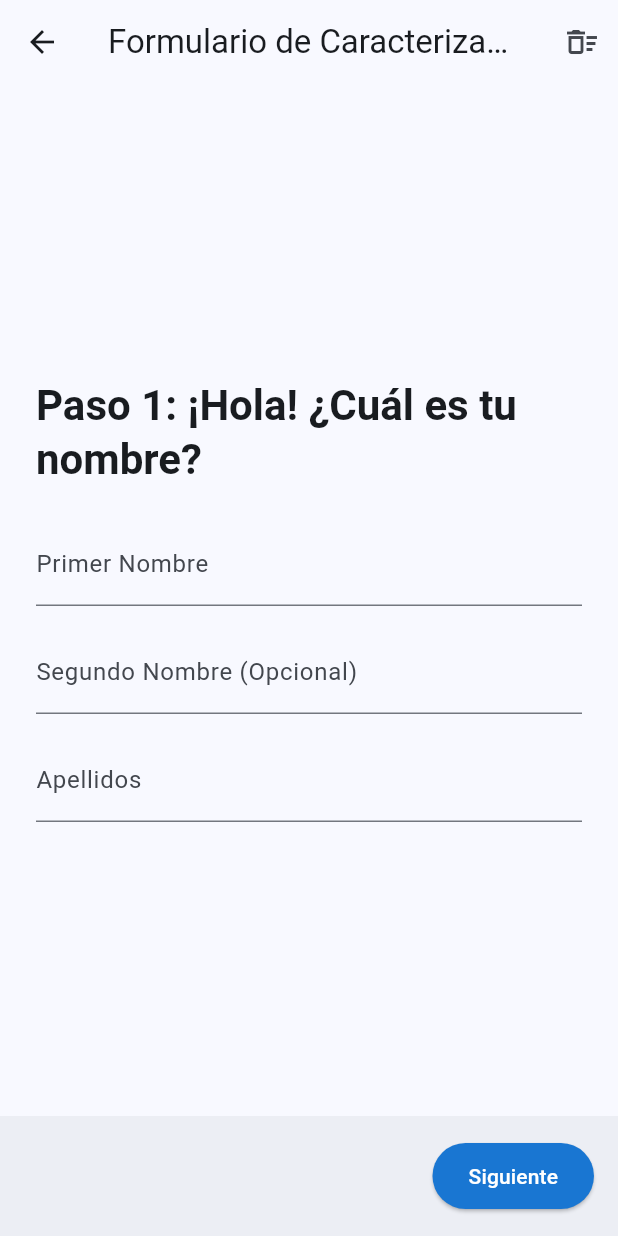
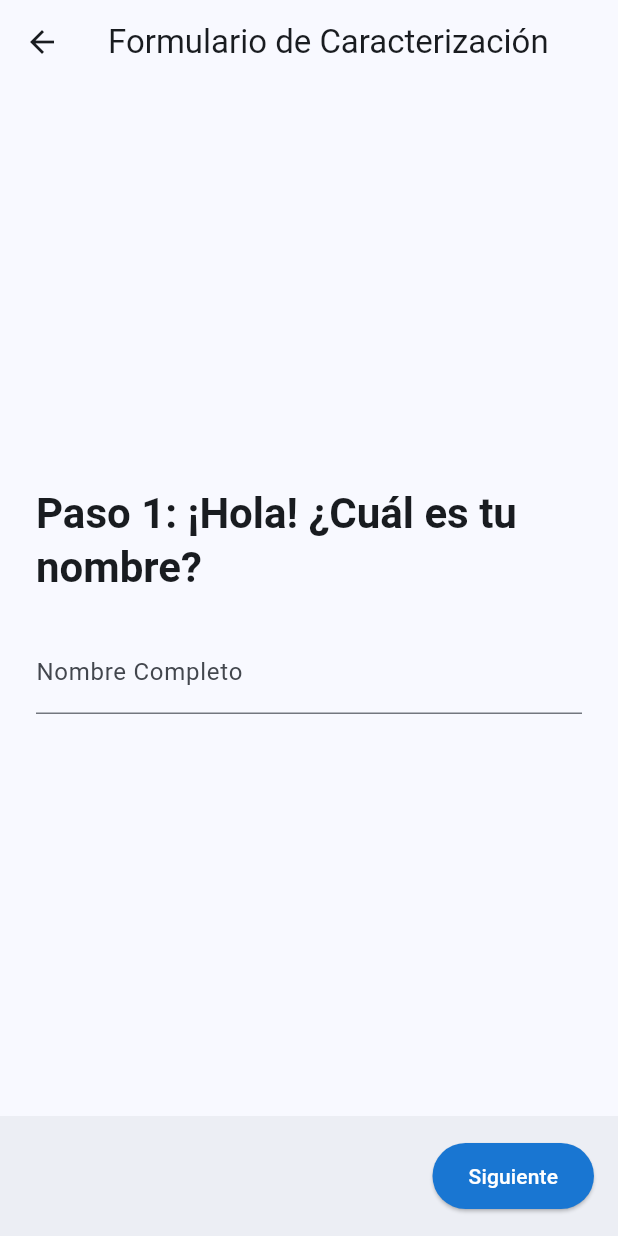
Before and after one commit to danielelgary/form_gemini_tutorial, a Flutter app: the ComplexFormPage screen opened directly, after a tap on "Siguiente", on a phone screen of 412 x 824 dp. Run offline on Flutter 3.47's test engine with Material 3 defaults, Android fonts, the phone set to English and light mode, and no system bars; drawn by our look-alikes of flutter_form_builder; our stand-ins replace form_builder_validators.

Commit message:
Cambios temporales

```diff
--- a/lib/features/complex_form/controller/form_controller.dart
+++ b/lib/features/complex_form/controller/form_controller.dart
@@ -1,10 +1,7 @@
 // lib/features/complex_form/controller/form_controller.dart
-import 'dart:convert';
 import 'package:flutter/material.dart';
 import 'package:flutter_form_builder/flutter_form_builder.dart';
-import 'package:form_gemini_tutorial/features/complex_form/view/submission_result_page.dart';
-import '../model/service_model.dart';
-import 'package:shared_preferences/shared_preferences.dart';
+import '../model/service_model.dart'; // Asegúrate de que este import sea correcto
 
 class CharacterizationFormController with ChangeNotifier {
   final formKey = GlobalKey<FormBuilderState>();
@@ -15,145 +12,44 @@ class CharacterizationFormController with ChangeNotifier {
 
   List<ServiceModel> services = [];
   bool? isInReps;
-  bool isLoading = false;
-
-  // Clave para guardar en SharedPreferences
-  static const String _draftKey = 'form_draft';
 
   CharacterizationFormController() {
-    _loadDraft(); // Intentamos cargar un borrador al iniciar
     pageController.addListener(() {
       final newPage = pageController.page?.round() ?? 0;
       if (newPage != _currentPage) {
         _currentPage = newPage;
         notifyListeners();
-        _saveDraft(); // Guardamos el progreso al cambiar de página
       }
     });
-  }
-
-  // --- LÓGICA DE PERSISTENCIA DE ESTADO ---
-
-  Future<void> _saveDraft() async {
-    if (formKey.currentState == null) return;
-
-    formKey.currentState!.save();
-    final formData = formKey.currentState!.value;
-
-    final draftData = {
-      'currentPage': _currentPage,
-      'formData': formData,
-      'services': services.map((s) => {
-        'nombre': s.nombre,
-        'modalidad': s.modalidad,
-        'infraestructura': {
-          'departamento': s.infraestructura.departamento,
-          'ciudad': s.infraestructura.ciudad,
-          'direccion': s.infraestructura.direccion,
-          'disposicionLocativa': s.infraestructura.disposicionLocativa,
-          'tieneRetie': s.infraestructura.tieneRetie,
-          'capacidadInstalada': s.infraestructura.capacidadInstalada.map((c) => {'tipo': c.tipo, 'finalidad': c.finalidad}).toList(),
-        }
-      }).toList(),
-    };
-
-    final prefs = await SharedPreferences.getInstance();
-    await prefs.setString(_draftKey, json.encode(draftData));
-    print("Borrador guardado.");
-  }
-
-  Future<void> _loadDraft() async {
-    final prefs = await SharedPreferences.getInstance();
-    final draftString = prefs.getString(_draftKey);
-
-    if (draftString != null) {
-      final draftData = json.decode(draftString);
-
-      // Cargamos los servicios
-      if (draftData['services'] != null) {
-        services = (draftData['services'] as List).map((s) => ServiceModel(
-          nombre: s['nombre'],
-          modalidad: s['modalidad'],
-          infraestructura: Infraestructura(
-            departamento: s['infraestructura']['departamento'],
-            ciudad: s['infraestructura']['ciudad'],
-            direccion: s['infraestructura']['direccion'],
-            disposicionLocativa: s['infraestructura']['disposicionLocativa'],
-            tieneRetie: s['infraestructura']['tieneRetie'],
-            capacidad: (s['infraestructura']['capacidadInstalada'] as List).map((c) => CapacidadInstalada(tipo: c['tipo'], finalidad: c['finalidad'])).toList(),
-          ),
-        )).toList();
-      }
-
-      // Cargamos los datos del formulario
-      if (draftData['formData'] != null) {
-        formKey.currentState?.patchValue(draftData['formData']);
-        isInReps = formKey.currentState?.fields['isInReps']?.value;
-      }
-
-      // Navegamos a la página guardada
-      if (draftData['currentPage'] != null && pageController.hasClients) {
-        pageController.jumpToPage(draftData['currentPage']);
-      }
-
-      print("Borrador cargado.");
-      notifyListeners();
-    }
-  }
-
-  Future<void> clearDraft() async {
-    final prefs = await SharedPreferences.getInstance();
-    await prefs.remove(_draftKey);
-
-    // Reseteamos el estado
-    services.clear();
-    isInReps = null;
-    formKey.currentState?.reset();
-    if (pageController.hasClients) {
-      pageController.jumpToPage(0);
-    }
-    print("Borrador eliminado.");
-    notifyListeners();
-  }
-
-  // --- MÉTODOS EXISTENTES ---
-
-  void onFieldChanged() {
-    notifyListeners();
-    _saveDraft(); // Guardamos el progreso al cambiar un campo
   }
 
   void setIsInReps(bool? value) {
     if (isInReps != value) {
       isInReps = value;
       notifyListeners();
-      _saveDraft();
     }
   }
 
   void addService(ServiceModel service) {
     services.add(service);
     notifyListeners();
-    _saveDraft();
   }
 
   void removeService(ServiceModel service) {
     services.remove(service);
     notifyListeners();
-    _saveDraft();
   }
 
   void updateService(int index, ServiceModel service) {
     if (index >= 0 && index < services.length) {
       services[index] = service;
       notifyListeners();
-      _saveDraft();
     }
   }
 
   void nextPage() {
     if (formKey.currentState?.saveAndValidate(focusOnInvalid: false) ?? false) {
-       pageController.nextPage(
+      pageController.nextPage(
         duration: const Duration(milliseconds: 300),
         curve: Curves.easeIn,
       );
@@ -167,18 +63,28 @@ class CharacterizationFormController with ChangeNotifier {
     );
   }
 
-  Future<void> submitForm(BuildContext context) async {
-    // ... (La lógica de construcción del JSON se mantiene igual)
-    // ...
-    // Al final, después del éxito, limpiamos el borrador.
-    try {
-      // ... (tu lógica de envío)
-      await clearDraft(); // Limpia el borrador después de un envío exitoso
-      Navigator.of(context).push(MaterialPageRoute(
-        builder: (_) => const SubmissionResultPage(success: true, message: 'Tu caracterización ha sido registrada correctamente.'),
-      ));
-    } catch (e) {
-      // ... (tu manejo de errores)
+  Future<void> submitForm() async {
+    if (formKey.currentState?.saveAndValidate(focusOnInvalid: false) ?? false) {
+      final formData = formKey.currentState!.value;
+      print("--- FORMULARIO A ENVIAR ---");
+      print("Datos principales:");
+      print(formData);
+      print("--- Servicios Añadidos (${services.length}) ---");
+      for (var service in services) {
+        print("- Servicio: ${service.nombre}");
+        print("  Modalidad: ${service.modalidad}");
+        print("  Infraestructura: ${service.infraestructura.direccion}");
+        print("  Capacidad: ${service.infraestructura.capacidadInstalada.length} items");
+      }
+      print("--------------------------");
+    } else {
+      print("El formulario contiene errores.");
     }
   }
+
+  @override
+  void dispose() {
+    pageController.dispose();
+    super.dispose();
+  }
 }
--- a/lib/features/complex_form/model/service_model.dart
+++ b/lib/features/complex_form/model/service_model.dart
@@ -1,5 +1,6 @@
 // lib/features/complex_form/model/service_model.dart
 
+// Modelo para la capacidad instalada (consultorios, salas, etc.)
 class CapacidadInstalada {
   String tipo; // "consultorio" o "sala"
   String finalidad;
@@ -16,12 +17,18 @@ class CapacidadInstalada {
   }
 }
 
+// Modelo para la Sede (ahora llamada Infraestructura para coincidir con el JSON)
 class Infraestructura {
+  // Paso 9: Ubicación
   String departamento;
   String ciudad;
   String direccion;
-  String disposicionLocativa;
+
+  // Paso 10: Detalles
+  String disposicionLocativa; // 'primer_piso', 'segundo_piso_o_mas'
   bool tieneRetie;
+
+  // Paso 11: Capacidad Instalada
   List<CapacidadInstalada> capacidadInstalada;
 
   Infraestructura({
@@ -39,8 +46,9 @@ class Infraestructura {
   }
 }
 
+// El modelo principal que representa un Servicio completo
 class ServiceModel {
-  String nombre;
+  String nombre; // 'Atención de urgencias', 'Consulta externa', etc.
   String modalidad;
   Infraestructura infraestructura;
 
--- a/lib/features/complex_form/view/complex_form_page.dart
+++ b/lib/features/complex_form/view/complex_form_page.dart
@@ -3,14 +3,15 @@ import 'package:flutter/material.dart';
 import 'package:flutter_form_builder/flutter_form_builder.dart';
 import 'package:form_builder_validators/form_builder_validators.dart';
 import 'package:form_gemini_tutorial/features/complex_form/controller/form_controller.dart';
+// Importaremos esta página en el siguiente paso, el error aquí es temporal.
 import 'package:form_gemini_tutorial/features/complex_form/view/services_section_page.dart';
 import 'package:provider/provider.dart';
 
-// ... (El widget SimpleQuestionPage se mantiene igual)
+// Widget genérico para una página de pregunta simple, para mantener el código limpio
 class SimpleQuestionPage extends StatelessWidget {
   final String title;
-  final List<Widget> formFields;
-  const SimpleQuestionPage({super.key, required this.title, required this.formFields});
+  final Widget formField;
+  const SimpleQuestionPage({super.key, required this.title, required this.formField});
 
   @override
   Widget build(BuildContext context) {
@@ -22,13 +23,12 @@ class SimpleQuestionPage extends StatelessWidget {
         children: [
           Text(title, style: Theme.of(context).textTheme.headlineMedium?.copyWith(fontWeight: FontWeight.bold)),
           const SizedBox(height: 24),
-          ...formFields,
+          formField,
         ],
       ),
     );
   }
 }
-
 
 class ComplexFormPage extends StatelessWidget {
   const ComplexFormPage({super.key});
@@ -41,70 +41,49 @@ class ComplexFormPage extends StatelessWidget {
         appBar: AppBar(
           title: const Text("Formulario de Caracterización"),
           scrolledUnderElevation: 0,
-          // --- ¡NUEVO! Botón para limpiar el borrador ---
-          actions: [
-            Consumer<CharacterizationFormController>(
-              builder: (context, controller, child) {
-                return IconButton(
-                  icon: const Icon(Icons.delete_sweep_outlined),
-                  tooltip: "Empezar de Nuevo",
-                  onPressed: () {
-                    showDialog(
-                      context: context,
-                      builder: (dialogContext) => AlertDialog(
-                        title: const Text("¿Empezar de Nuevo?"),
-                        content: const Text("Se borrará todo el progreso que has guardado en este formulario."),
-                        actions: [
-                          TextButton(
-                            child: const Text("Cancelar"),
-                            onPressed: () => Navigator.of(dialogContext).pop(),
-                          ),
-                          TextButton(
-                            child: const Text("Sí, empezar de nuevo"),
-                            onPressed: () {
-                              controller.clearDraft();
-                              Navigator.of(dialogContext).pop();
-                            },
-                          ),
-                        ],
-                      ),
-                    );
-                  },
-                );
-              },
-            ),
-          ],
         ),
-        // ... (El resto del widget se mantiene exactamente igual)
         body: Consumer<CharacterizationFormController>(
           builder: (context, controller, child) {
+            // La lista de páginas ahora es una lista de widgets de sección
             final pages = [
-              // ... (la definición de tus páginas)
               SimpleQuestionPage(
                 title: "Paso 1: ¡Hola! ¿Cuál es tu nombre?",
-                formFields: [
-                  FormBuilderTextField(name: 'first_name', decoration: const InputDecoration(labelText: 'Primer Nombre'), validator: FormBuilderValidators.required(), onChanged: (_) => controller.onFieldChanged()),
-                  const SizedBox(height: 16),
-                  FormBuilderTextField(name: 'middle_name', decoration: const InputDecoration(labelText: 'Segundo Nombre (Opcional)'), onChanged: (_) => controller.onFieldChanged()),
-                  const SizedBox(height: 16),
-                  FormBuilderTextField(name: 'last_name', decoration: const InputDecoration(labelText: 'Apellidos'), validator: FormBuilderValidators.required(), onChanged: (_) => controller.onFieldChanged()),
-                ],
+                formField: FormBuilderTextField(name: 'fullName', decoration: const InputDecoration(labelText: 'Nombre Completo'), validator: FormBuilderValidators.required()),
               ),
-              SimpleQuestionPage(title: "Paso 2: ¿Y tu identificación?", formFields: [FormBuilderTextField(name: 'identification', decoration: const InputDecoration(labelText: 'Número de Identificación (C.C. o NIT)'), validator: FormBuilderValidators.required(), onChanged: (_) => controller.onFieldChanged())]),
-              SimpleQuestionPage(title: "Paso 3: ¿Qué tipo de prestador eres?", formFields: [FormBuilderDropdown(name: 'providerType', decoration: const InputDecoration(labelText: 'Selecciona una opción', border: OutlineInputBorder()), items: const [DropdownMenuItem(value: 'ips', child: Text('IPS')), DropdownMenuItem(value: 'independiente', child: Text('Profesional Independiente')), DropdownMenuItem(value: 'transporte', child: Text('Transporte especial de pacientes')), DropdownMenuItem(value: 'otro', child: Text('Entidad con objeto social diferente'))], validator: FormBuilderValidators.required(), onChanged: (_) => controller.onFieldChanged())]),
+              SimpleQuestionPage(
+                title: "Paso 2: ¿Y tu identificación?",
+                formField: FormBuilderTextField(name: 'identification', decoration: const InputDecoration(labelText: 'Número de Identificación (C.C. o NIT)'), validator: FormBuilderValidators.required()),
+              ),
+              SimpleQuestionPage(
+                title: "Paso 3: ¿Qué tipo de prestador eres?",
+                formField: FormBuilderDropdown(
+                  name: 'providerType',
+                  decoration: const InputDecoration(labelText: 'Selecciona una opción', border: OutlineInputBorder()),
+                  items: const [
+                    DropdownMenuItem(value: 'ips', child: Text('IPS')),
+                    DropdownMenuItem(value: 'independiente', child: Text('Profesional Independiente')),
+                    DropdownMenuItem(value: 'transporte', child: Text('Transporte especial de pacientes')),
+                    DropdownMenuItem(value: 'otro', child: Text('Entidad con objeto social diferente')),
+                  ],
+                  validator: FormBuilderValidators.required(),
+                ),
+              ),
               SimpleQuestionPage(
                 title: "Paso 4: ¿Ya estás inscrito en el REPS?",
-                formFields: [FormBuilderRadioGroup(
+                formField: FormBuilderRadioGroup(
                   name: 'isInReps',
                   decoration: const InputDecoration(border: InputBorder.none),
                   options: const [
                     FormBuilderFieldOption(value: true, child: Text('Sí, ya estoy inscrito')),
                     FormBuilderFieldOption(value: false, child: Text('No, quiero inscribirme')),
                   ],
-                   onChanged: (value) => context.read<CharacterizationFormController>().setIsInReps(value),
+                  onChanged: (value) {
+                    context.read<CharacterizationFormController>().setIsInReps(value);
+                  },
                   validator: FormBuilderValidators.required(),
-                )],
+                ),
               ),
+              // La nueva sección para gestionar servicios (la crearemos a continuación)
               const ServicesSectionPage(),
             ];
 
@@ -129,14 +108,12 @@ class ComplexFormPage extends StatelessWidget {
                 mainAxisAlignment: MainAxisAlignment.spaceBetween,
                 children: [
                   if (controller.currentPage > 0)
-                    TextButton.icon(icon: const Icon(Icons.arrow_back), label: const Text("Anterior"), onPressed: controller.isLoading ? null : controller.previousPage),
+                    TextButton.icon(icon: const Icon(Icons.arrow_back), label: const Text("Anterior"), onPressed: controller.previousPage),
                   const Spacer(),
                   ElevatedButton(
-                    onPressed: controller.isLoading ? null : (isLastPage ? () => controller.submitForm(context) : controller.nextPage),
+                    onPressed: isLastPage ? controller.submitForm : controller.nextPage,
                     style: ElevatedButton.styleFrom(padding: const EdgeInsets.symmetric(horizontal: 24, vertical: 12)),
-                    child: controller.isLoading && isLastPage
-                        ? const SizedBox(width: 24, height: 24, child: CircularProgressIndicator(color: Colors.white, strokeWidth: 3))
-                        : Text(isLastPage ? "Finalizar y Enviar" : "Siguiente"),
+                    child: Text(isLastPage ? "Finalizar y Enviar" : "Siguiente"),
                   ),
                 ],
               ),
--- a/lib/features/complex_form/view/services_section_page.dart
+++ b/lib/features/complex_form/view/services_section_page.dart
@@ -2,6 +2,7 @@
 import 'package:flutter/material.dart';
 import 'package:form_gemini_tutorial/features/complex_form/controller/form_controller.dart';
 import 'package:form_gemini_tutorial/features/complex_form/model/service_model.dart';
+// Este import dará error temporalmente hasta que creemos el siguiente archivo.
 import 'package:form_gemini_tutorial/features/complex_form/view/service_form_page.dart';
 import 'package:provider/provider.dart';
 
```
Also changed, not shown: lib/features/complex_form/view/sede_form_page.dart (deleted, +0 -169 lines), lib/features/complex_form/view/service_form_page.dart (+6 -26 lines), lib/features/complex_form/widgets/services_section.dart (deleted, +0 -64 lines).
